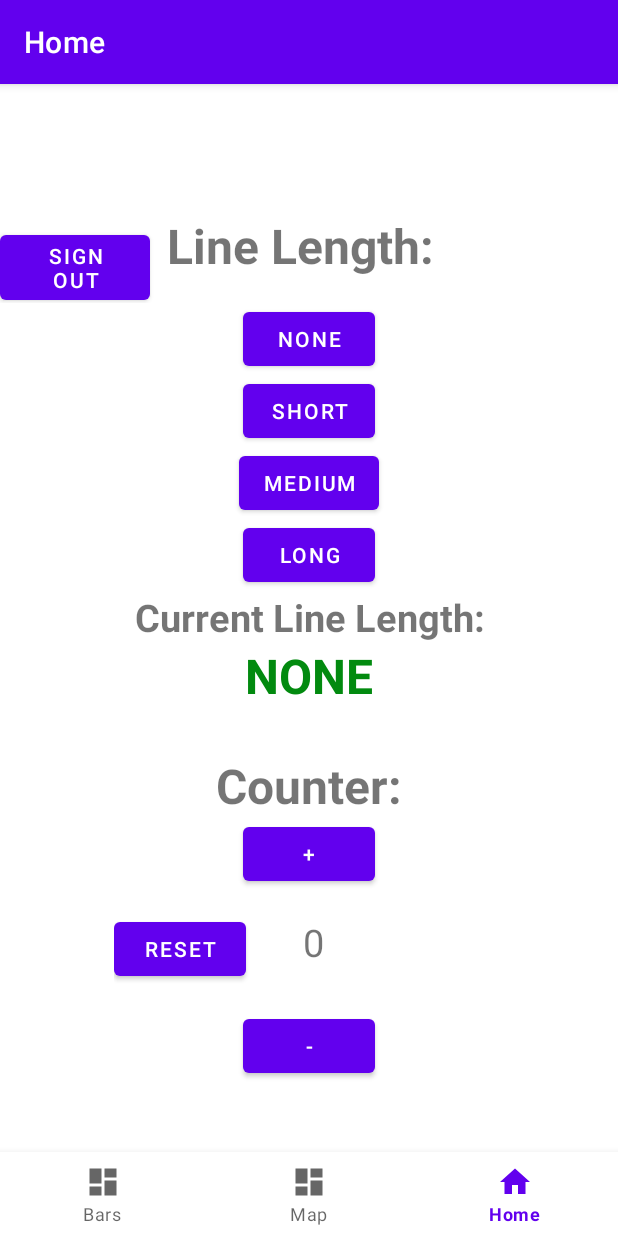
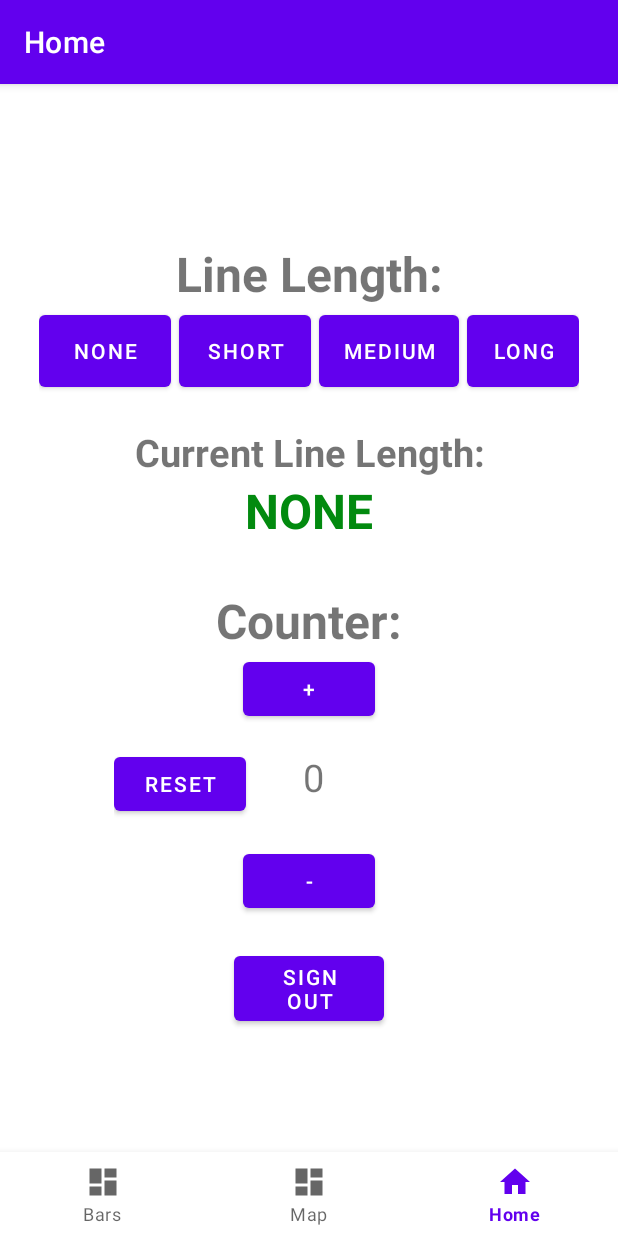
Before and after one commit to VJHack/BouncerModule, an Android app: the screen it shows after launch once a user with an empty profile is signed in (MainActivity), on a phone screen of 412 x 824 dp. Run offline under Robolectric (Android 15) with nearby library versions, the phone set to English and light mode, and no system bars; our stand-ins replace Firebase (no records; nobody signed in at launch, a user with empty details on screens opened directly), navigation-ui.

Commit message:
Redesigned Bouncer Interface

```diff
--- a/app/src/main/res/layout/fragment_home.xml
+++ b/app/src/main/res/layout/fragment_home.xml
@@ -30,23 +30,6 @@
         tools:layout_editor_absoluteX="16dp"
         tools:layout_editor_absoluteY="-31dp">
 
-        <LinearLayout
-            android:layout_width="match_parent"
-            android:layout_height="60dp"
-            android:orientation="horizontal"
-            android:layout_marginTop="-66dp">
-
-            <Button
-                android:id="@+id/signOut"
-                android:layout_width="100dp"
-                android:layout_height="wrap_content"
-                android:text="Sign Out"
-                app:layout_constraintBottom_toBottomOf="parent"
-                app:layout_constraintEnd_toEndOf="parent"
-                app:layout_constraintHorizontal_bias=".498"
-                app:layout_constraintStart_toStartOf="parent"
-                app:layout_constraintTop_toTopOf="parent"
-                app:layout_constraintVertical_bias="0.746" />
 
         <TextView
             android:id="@+id/LineLength"
@@ -55,34 +38,42 @@
             android:gravity="center"
             android:text="Line Length:"
             android:textSize="32dp"
+            android:layout_marginTop="-66dp"
             android:textStyle="bold" />
 
-        </LinearLayout>
+        <LinearLayout
+            android:layout_width="360dp"
+            android:layout_height="80dp"
+            android:orientation="horizontal">
 
             <Button
                 android:id="@+id/None"
                 android:layout_width="wrap_content"
-            android:layout_height="wrap_content"
+                android:layout_height="60dp"
+                android:layout_marginRight="5dp"
                 android:text="None" />
 
             <Button
                 android:id="@+id/Short"
                 android:layout_width="wrap_content"
-            android:layout_height="wrap_content"
+                android:layout_height="60dp"
+                android:layout_marginRight="5dp"
                 android:text="Short" />
 
             <Button
                 android:id="@+id/Medium"
                 android:layout_width="wrap_content"
-            android:layout_height="wrap_content"
+                android:layout_height="60dp"
+                android:layout_marginRight="5dp"
                 android:text="Medium" />
 
             <Button
                 android:id="@+id/Long"
                 android:layout_width="wrap_content"
-            android:layout_height="wrap_content"
+                android:layout_height="60dp"
                 android:gravity="center"
                 android:text="Long" />
+        </LinearLayout>
 
 
         <TextView
@@ -150,6 +141,19 @@
             android:gravity="center"
             android:text="-" />
 
+        <Button
+            android:id="@+id/signOut"
+            android:layout_width="100dp"
+            android:layout_height="wrap_content"
+            android:text="Sign Out"
+            android:layout_marginTop="20dp"
+            app:layout_constraintBottom_toBottomOf="parent"
+            app:layout_constraintEnd_toEndOf="parent"
+            app:layout_constraintHorizontal_bias=".498"
+            app:layout_constraintStart_toStartOf="parent"
+            app:layout_constraintTop_toTopOf="parent"
+            app:layout_constraintVertical_bias="0.746" />
+
 
     </LinearLayout>
 
```
Lines whose indentation alone changed are shown as unchanged.
